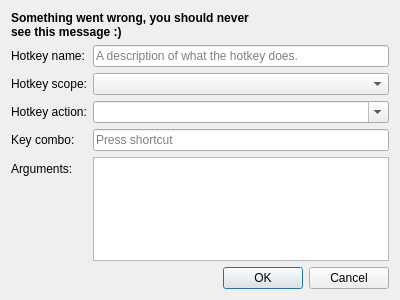
The window that src/widgets/dialogs/EditHotkeyDialog.ui (Chatterino/chatterino2) describes before a commit, drawn with Qt 5.
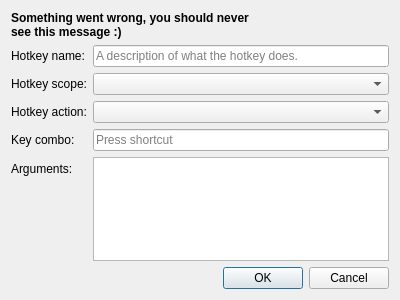
The same window after the commit.

Commit message: Reorder actions and make the action picker not freeform text anymore

Patch:
```diff
--- a/src/widgets/dialogs/EditHotkeyDialog.ui
+++ b/src/widgets/dialogs/EditHotkeyDialog.ui
@@ -119,7 +119,7 @@
      <item row="2" column="1">
       <widget class="QComboBox" name="actionPicker">
        <property name="editable">
-        <bool>true</bool>
+        <bool>false</bool>
        </property>
       </widget>
      </item>
```
The commit also changes 2 other files.
